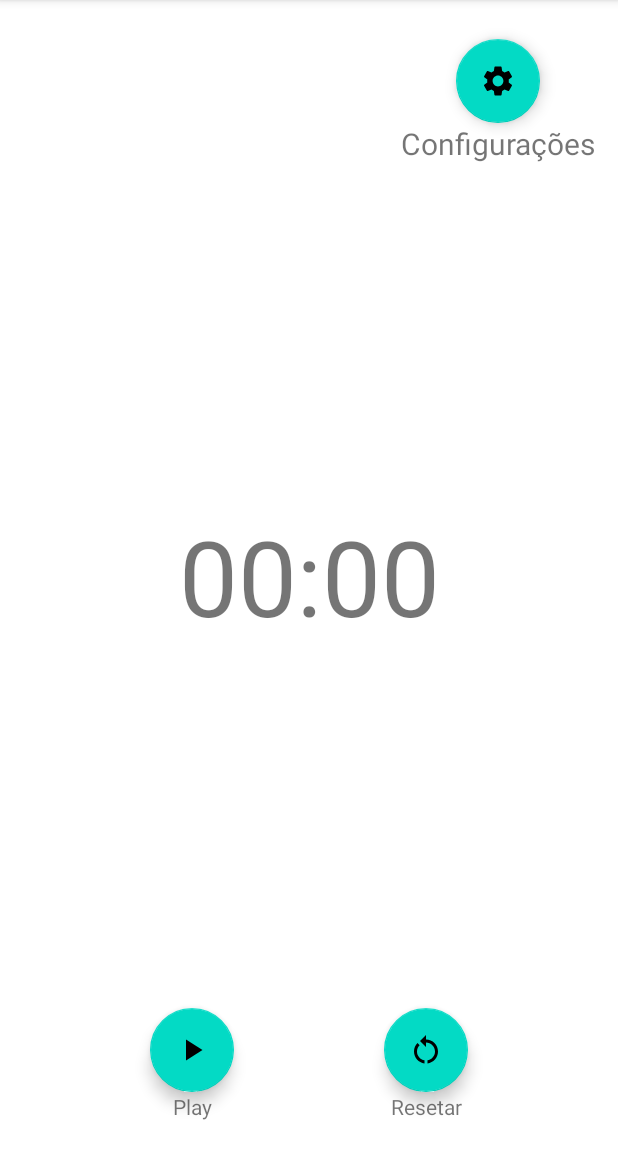
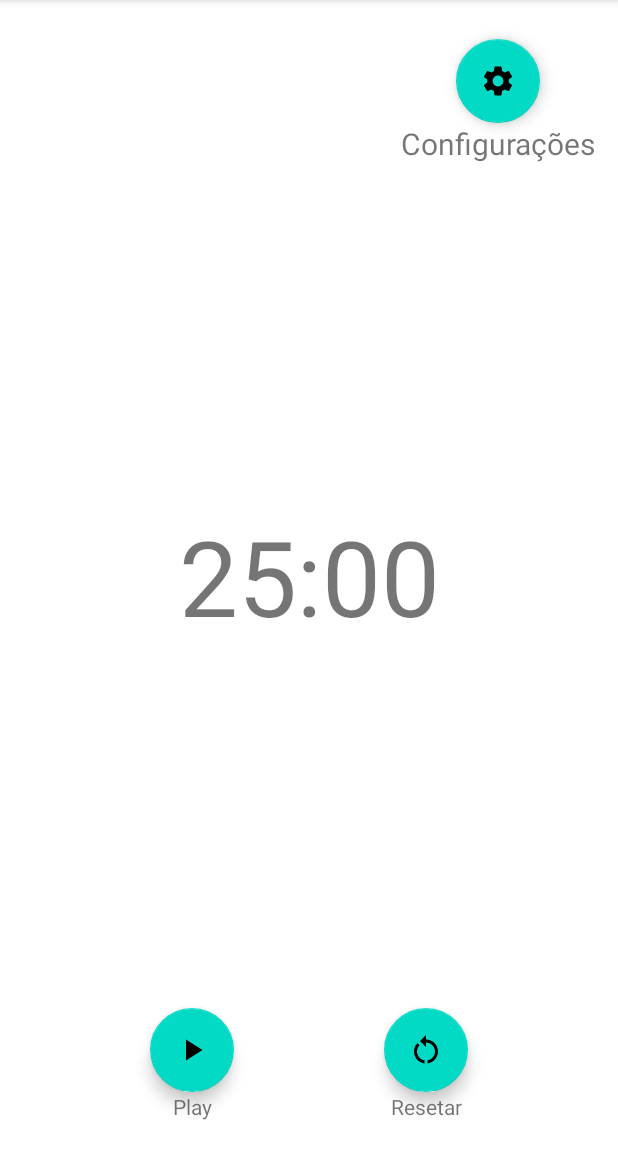
Before and after one commit to salustian0/pomodoro_jera, an Android app: the screen it shows after launch (MainActivity), on a phone screen of 412 x 824 dp, the part 84-1236 px from its top. Run offline under Robolectric (Android 15) with nearby library versions, the light colour scheme and no system bars.

Commit message:
Criação da lógica do timer + adição de ações aos botões: Play/Pause, Reset

```diff
--- a/app/src/main/java/com/salusoftware/pomodoro/MainActivity.kt
+++ b/app/src/main/java/com/salusoftware/pomodoro/MainActivity.kt
@@ -2,10 +2,16 @@ package com.salusoftware.pomodoro
 
 import androidx.appcompat.app.AppCompatActivity
 import android.os.Bundle
+import android.os.CountDownTimer
 import com.salusoftware.pomodoro.databinding.ActivityMainBinding
+import com.salusoftware.pomodoro.models.Config
+import java.util.Calendar
 
-class MainActivity : AppCompatActivity() {
+class MainActivity() : AppCompatActivity() {
     lateinit var binding: ActivityMainBinding
+    lateinit var config: Config
+    lateinit var timer: CountDownTimer
+    var timerLeft: Long = 0
 
     override fun onCreate(savedInstanceState: Bundle?) {
         super.onCreate(savedInstanceState)
@@ -13,6 +19,83 @@ class MainActivity : AppCompatActivity() {
         val view = binding.root;
         setContentView(view)
 
-        this.binding.txtTime.text = "00:00"
+        this.config = Config()
+        this.timer = this.createTimer(this.config.workTime)
+
+        setActions()
+        this.setTimeText(this.config.workTime)
     }
+
+
+    private fun setActions(){
+
+        var state = "not_started"
+
+        this.binding.btnPlay.setOnClickListener{
+
+            state  = when(state){
+                "not_started" -> {
+                    this.timer.start()
+                    this.binding.btnPlay.setImageResource(R.drawable.ic_btn_pause)
+                    "started"
+                }
+                "started" -> {
+                    this.timer.cancel()
+                    this.binding.btnPlay.setImageResource(R.drawable.ic_btn_play)
+                    "paused"
+                }
+                "paused" -> {
+                    this.timer = createTimer(this.timerLeft)
+                    this.timer.start()
+
+                    this.binding.btnPlay.setImageResource(R.drawable.ic_btn_pause)
+                    "started"
+                }
+                else -> ""
+            }
+        }
+
+        this.binding.btnReset.setOnClickListener{
+            this.timer.cancel()
+            this.timerLeft = this.config.workTime
+
+            this.binding.btnPlay.setImageResource(R.drawable.ic_btn_pause)
+            state = "started"
+
+            this.timer = createTimer(this.config.workTime)
+            this.timer.start()
+        }
+
+        this.binding.btnConfig.setOnClickListener{
+
+        }
+    }
+
+    private fun createTimer(time: Long): CountDownTimer {
+        val context : MainActivity = this
+        return object: CountDownTimer(time, 1){
+            override fun onTick(timeInMillis: Long) {
+                context.timerLeft = timeInMillis
+
+                context.setTimeText(timeInMillis)
+            }
+
+            override fun onFinish() {
+               context.setTimeText(context.config.workTime)
+            }
+        }
+    }
+
+    fun setTimeText(time: Long){
+        val c = Calendar.getInstance()
+        c.timeInMillis = time
+        val seconds = c.get(Calendar.SECOND).toString().padStart(2,'0')
+        val minutes = c.get(Calendar.MINUTE).toString().padStart(2, '0')
+
+        val display  = "${minutes}:${seconds}"
+
+        this.binding.txtTime.text = display
+    }
+
+
 }
```
